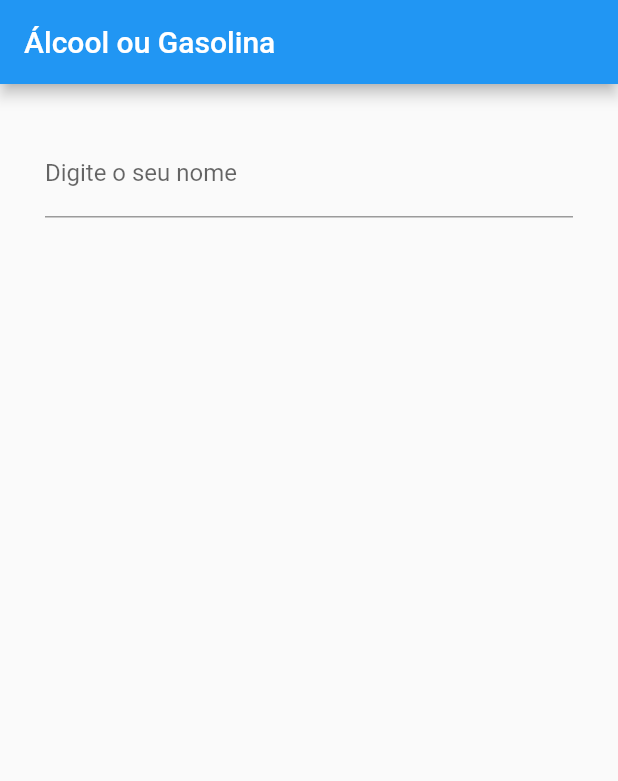
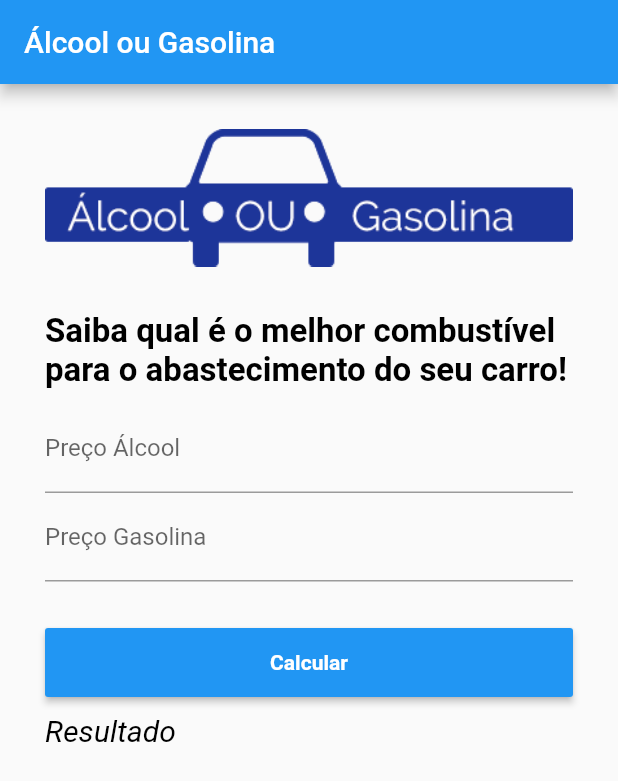
Before and after one commit to matheusgolzio/Flutter_Study, a Flutter app: the screen it shows after launch, on a phone screen of 412 x 824 dp. Shown: the top 781 px of the screen. Run offline on Flutter 3.47's test engine with Material 2 defaults, Android fonts, the phone set to English and light mode, and no system bars.

Commit message:
'Alcool ou Gasolina' project finished

```diff
--- a/alcool_gasolina/lib/gasolina_alcool.dart
+++ b/alcool_gasolina/lib/gasolina_alcool.dart
@@ -6,22 +6,89 @@ class AlcoolGasolina extends StatefulWidget {
 }
 
 class _State extends State<AlcoolGasolina> {
+  var _resultado = "Resultado";
+
+  TextEditingController _controllergasolina = TextEditingController();
+  TextEditingController _controlleralcool = TextEditingController();
+
+  void calcular() {
+    double precoAlcool = double.parse(_controlleralcool.text);
+    double precoGaso = double.parse(_controllergasolina.text);
+
+    if (precoAlcool > precoGaso) {
+      setState(() {
+        _resultado = "É melhor abastecer o seu carro com álcool.";
+      });
+    } else if (precoGaso > precoAlcool) {
+      setState(() {
+        _resultado = "É melhor abastecer o seu carro com gasolina.";
+      });
+    } else if (precoGaso == precoAlcool) {
+      setState(() {
+        _resultado = "Não há combustível melhor, os dois tem o mesmo preço.";
+      });
+    }
+  }
+
   @override
   Widget build(BuildContext context) {
     return Scaffold (
       appBar: AppBar(title: Text("Álcool ou Gasolina"), backgroundColor: Colors.blue),
-      body: Column (
-        children: [
-          Padding(
-            padding: EdgeInsets.all(30),
-            child: TextField(
-              keyboardType: TextInputType.text,
+      body: Container(
+        padding: EdgeInsets.all(30),
+        child: Column (
+          crossAxisAlignment: CrossAxisAlignment.stretch,
+          children: [
+            Image.asset("images/logo.png"),
+            Padding (
+              padding: EdgeInsets.fromLTRB(0, 30, 0, 10),
+              child: Text(
+                "Saiba qual é o melhor combustível para o abastecimento do seu carro!",
+                style: TextStyle(
+                  fontWeight: FontWeight.bold,
+                  fontSize: 22,
+                  color: Colors.black,
+                ),
+              ),
+            ),
+            TextField(
+              keyboardType: TextInputType.number,
               decoration: InputDecoration(
-                labelText: "Digite o seu nome",
+                labelText: "Preço Álcool",
+              ),
+              controller: _controllergasolina,
+            ),
+            TextField(
+              keyboardType: TextInputType.number,
+              decoration: InputDecoration(
+                labelText: "Preço Gasolina",
+              ),
+              controller: _controlleralcool,
+            ),
+            Padding (
+              padding: EdgeInsets.fromLTRB(0, 30, 0, 10),
+              child: RaisedButton(
+                onPressed: calcular,
+                child: Text(
+                  "Calcular",
+                  style: TextStyle(
+                    fontWeight: FontWeight.bold,
+                    color: Colors.white,
+                  )),
+                color: Colors.blue,
+                padding: EdgeInsets.all(15),
+              ),
+            ),
+            Text(
+              "$_resultado",
+              style: TextStyle(
+                fontStyle: FontStyle.italic,
+                fontSize: 20,
+                color: Colors.black,
               )
             )
-          ),
-        ],
+,         ],
+        )
       )
     );
   }
--- a/alcool_gasolina/pubspec.yaml
+++ b/alcool_gasolina/pubspec.yaml
@@ -48,6 +48,8 @@ flutter:
   # assets:
   #   - images/a_dot_burr.jpeg
   #   - images/a_dot_ham.jpeg
+  assets:
+    - images/logo.png
 
   # An image asset can refer to one or more resolution-specific "variants", see
   # https://flutter.dev/assets-and-images/#resolution-aware.
```
Also changed, not shown: alcool_gasolina/images/logo.png (added).
